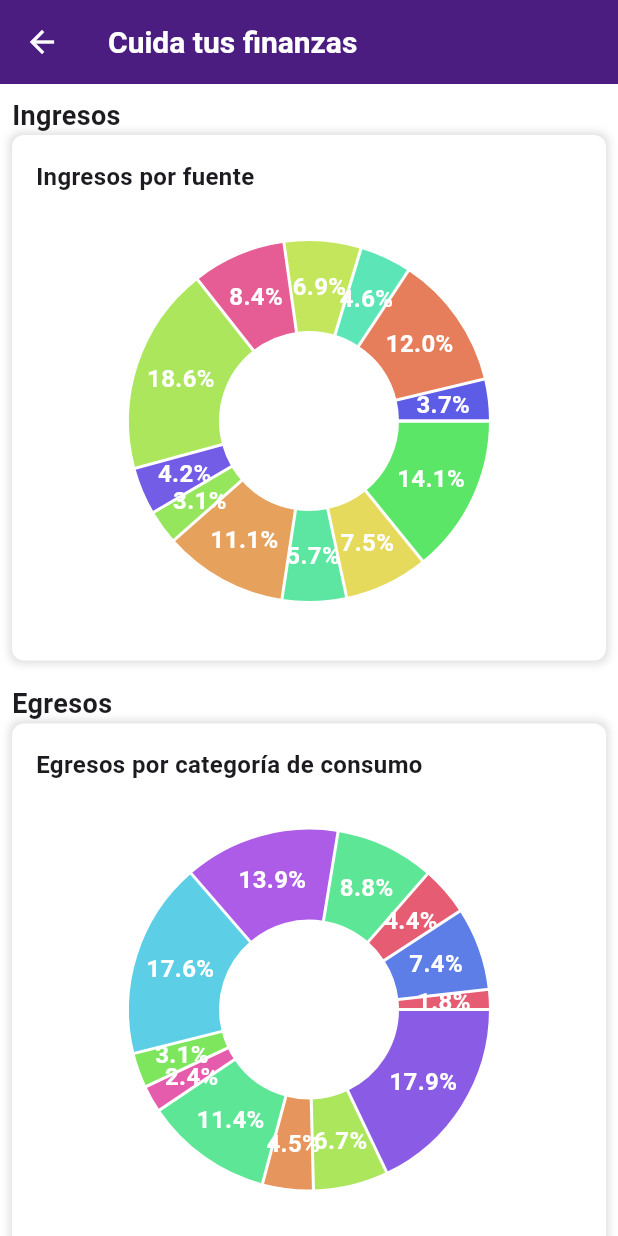
After one commit to DanielAlexander27/hackathon-v2-deuna, a Flutter app: the FinanceAnalysisScreen screen opened by its route, on a phone screen of 412 x 824 dp. The commit adds this screen. Run offline on Flutter 3.47's test engine with Material 3 defaults, Android fonts, the phone set to English and light mode, and no system bars; drawn by our look-alikes of fl_chart; our stand-ins replace flutter_riverpod, go_router, riverpod_annotation; generated files the repository leaves out were written again.

Commit message:
finance Analysis con piecharts

```diff
--- /dev/null
+++ b/lib/prueba.dart
@@ -0,0 +1,9 @@
+import 'dart:convert';
+import 'dart:io';
+
+void main() async {
+  final file = File('lib/assets/userdataonsume.json');
+  final contents = await file.readAsString();
+  final data = jsonDecode(contents);
+  print(data);
+}
--- a/lib/router/app_router/app_router.dart
+++ b/lib/router/app_router/app_router.dart
@@ -64,6 +64,12 @@ GoRouter appRouter(Ref ref) {
                 parentNavigatorKey: rootNavigatorKey,
                 builder: (context, state) => AcademyScreen(),
               ),
+              GoRoute(
+                path: Destinations.financeAnalysis.path,
+                name: Destinations.financeAnalysis.path,
+                parentNavigatorKey: rootNavigatorKey,
+                builder: (context, state) => FinanceAnalysisScreen(),
+              ),
             ],
           ),
           GoRoute(
--- /dev/null
+++ b/lib/ui/screens/finance_analysis/finance_analysis_screen.dart
@@ -0,0 +1,425 @@
+import 'package:flutter/material.dart';
+import 'package:flutter_riverpod/flutter_riverpod.dart';
+import 'package:hackathon_v2_deuna/providers/ui/screens/future_calculator/future_calculator_view_model.dart';
+import 'package:hackathon_v2_deuna/ui/styles/app_colors.dart';
+import 'dart:convert';
+import 'package:fl_chart/fl_chart.dart';
+import 'package:flutter/services.dart';
+
+class FinanceAnalysisScreen extends ConsumerWidget {
+  const FinanceAnalysisScreen({super.key});
+
+  @override
+  Widget build(BuildContext context, WidgetRef ref) {
+    final viewModel = ref.read(futureCalculatorViewModelProvider.notifier);
+    final state = ref.watch(futureCalculatorViewModelProvider);
+
+    return Scaffold(
+      backgroundColor: Colors.white,
+      appBar: AppBar(
+        backgroundColor: AppColors.purple,
+        foregroundColor: Colors.white,
+        title: Text(
+          'Cuida tus finanzas',
+          style: TextStyle(fontWeight: FontWeight.bold, fontSize: 20),
+        ),
+      ),
+      body: SafeArea(
+        child: SingleChildScrollView(
+          child: Column(
+            children: [
+              Padding(
+          padding: const EdgeInsets.all(8.0),
+          child: Column(
+            crossAxisAlignment: CrossAxisAlignment.start,
+            children: [
+              Text(
+                'Ingresos',
+                style: TextStyle(fontSize: 18, fontWeight: FontWeight.bold),
+              ),
+              Container(
+                decoration: BoxDecoration(
+            color: Colors.white,
+            borderRadius: BorderRadius.all(Radius.circular(8)),
+            boxShadow: [
+              BoxShadow(
+                color: Colors.black12,
+                blurRadius: 4,
+                spreadRadius: 2,
+              ),
+            ],
+                ),
+                padding: EdgeInsets.all(16),
+                child: Column(
+            crossAxisAlignment: CrossAxisAlignment.start,
+            children: [
+              Text(
+                'Ingresos por fuente',
+                style: TextStyle(
+                  fontSize: 16,
+                  fontWeight: FontWeight.w600,
+                ),
+              ),
+              SizedBox(height: 8),
+              StatusEarnings(),
+            ],
+                ),
+              )
+            ],
+          ),
+              ),
+              Padding(
+          padding: const EdgeInsets.all(8.0),
+          child: Column(
+            crossAxisAlignment: CrossAxisAlignment.start,
+            children: [
+              Text(
+                'Egresos',
+                style: TextStyle(fontSize: 18, fontWeight: FontWeight.bold),
+              ),
+              Container(
+                decoration: BoxDecoration(
+            color: Colors.white,
+            borderRadius: BorderRadius.all(Radius.circular(8)),
+            boxShadow: [
+              BoxShadow(
+                color: Colors.black12,
+                blurRadius: 4,
+                spreadRadius: 2,
+              ),
+            ],
+                ),
+                padding: EdgeInsets.all(16),
+                child: Column(
+            crossAxisAlignment: CrossAxisAlignment.start,
+            children: [
+              Text(
+                'Egresos por categoría de consumo',
+                style: TextStyle(
+                  fontSize: 16,
+                  fontWeight: FontWeight.w600,
+                ),
+              ),
+              SizedBox(height: 8),
+              StatusConsume(),
+            ],
+                ),
+              ),
+            ],
+          ),
+              ),
+            ],
+          ),
+        ),
+        ),
+      );
+  }
+}
+
+class StatusConsume extends ConsumerWidget {
+  const StatusConsume({Key? key}) : super(key: key);
+
+  @override
+  Widget build(BuildContext context, WidgetRef ref) {
+    final data = ref.watch(userDataConsumeProvider);
+
+    return data.when(
+      data: (consumeData) {
+        final groupedData = _groupDataByCategory(consumeData);
+        final pieChartSections = _generatePieChartSections(
+          context,
+          groupedData,
+        );
+
+        return Padding(
+          padding: const EdgeInsets.all(16.0),
+          child: AspectRatio(
+            aspectRatio: 1.3,
+            child: PieChart(
+              PieChartData(
+                sections: pieChartSections,
+                sectionsSpace: 2,
+                centerSpaceRadius: 60,
+                borderData: FlBorderData(show: false),
+                pieTouchData: PieTouchData(
+                  touchCallback: (FlTouchEvent event, pieTouchResponse) {
+                    if (event is FlTapUpEvent &&
+                        pieTouchResponse != null &&
+                        pieTouchResponse.touchedSection != null) {
+                      final touchedSection = pieTouchResponse.touchedSection!;
+                      final entry = groupedData.entries.elementAt(
+                        touchedSection.touchedSectionIndex,
+                      );
+                      showDialog(
+                        context: context,
+                        builder: (BuildContext context) {
+                          return AlertDialog(
+                            title: Text('Detalle de la categoría'),
+                            content: Text(
+                              'Categoría de consumo: ${entry.key}\nMonto debitado: ${entry.value}',
+                            ),
+                            actions: <Widget>[
+                              TextButton(
+                                child: Text('Cerrar'),
+                                onPressed: () {
+                                  Navigator.of(context).pop();
+                                },
+                              ),
+                            ],
+                          );
+                        },
+                      );
+                    }
+                  },
+                ),
+              ),
+            ),
+          ),
+        );
+      },
+      loading: () => const CircularProgressIndicator(),
+      error: (error, stack) => Text('Error: $error'),
+    );
+  }
+
+  Map<String, double> _groupDataByCategory(List<ConsumeData> data) {
+    final Map<String, double> groupedData = {};
+    for (var item in data) {
+      if (groupedData.containsKey(item.category)) {
+        groupedData[item.category] = groupedData[item.category]! + item.amount;
+      } else {
+        groupedData[item.category] = item.amount;
+      }
+    }
+    return groupedData;
+  }
+
+  List<PieChartSectionData> _generatePieChartSections(
+    BuildContext context,
+    Map<String, double> groupedData,
+  ) {
+    return groupedData.entries.map((entry) {
+      final percentage =
+          (entry.value / groupedData.values.reduce((a, b) => a + b)) * 100;
+      return PieChartSectionData(
+        color: _getColorForCategory(entry.value),
+        value: entry.value,
+        title: '${percentage.toStringAsFixed(1)}%',
+        radius: 60,
+        titleStyle: const TextStyle(
+          fontSize: 16,
+          fontWeight: FontWeight.bold,
+          color: Colors.white,
+        ),
+        badgeWidget: GestureDetector(
+          onTap: () {
+            showDialog(
+              context: context,
+              builder: (BuildContext context) {
+                return AlertDialog(
+                  title: Text('Detalle de la categoría'),
+                  content: Text(
+                    'Categoría de consumo: ${entry.key}\nMonto Debitado: ${entry.value}',
+                  ),
+                  actions: <Widget>[
+                    TextButton(
+                      child: Text('Cerrar'),
+                      onPressed: () {
+                        Navigator.of(context).pop();
+                      },
+                    ),
+                  ],
+                );
+              },
+            );
+          },
+          child: Container(),
+        ),
+      );
+    }).toList();
+  }
+
+  Color _getColorForCategory(double amount) {
+    final hue =
+        (amount * 137.5) %
+        360; // Use golden angle approximation for color distribution
+    return HSVColor.fromAHSV(1.0, hue, 0.6, 0.9).toColor();
+  }
+}
+
+final userDataConsumeProvider = FutureProvider<List<ConsumeData>>((ref) async {
+  final String response = await rootBundle.loadString(
+    'lib/assets/userDataConsume.json',
+  );
+  final List<dynamic> data = json.decode(response);
+  return data.map((json) => ConsumeData.fromJson(json)).toList();
+});
+
+class ConsumeData {
+  final String category;
+  final double amount;
+
+  ConsumeData({required this.category, required this.amount});
+
+  factory ConsumeData.fromJson(Map<String, dynamic> json) {
+    return ConsumeData(
+      category: json['categoría'],
+      amount: json['monto'].toDouble(),
+    );
+  }
+}
+
+class StatusEarnings extends ConsumerWidget {
+  const StatusEarnings({Key? key}) : super(key: key);
+
+  @override
+  Widget build(BuildContext context, WidgetRef ref) {
+    final data = ref.watch(userDataEarningsProvider);
+
+    return data.when(
+      data: (earningsData) {
+        final groupedData = _groupDataByCategory(earningsData);
+        final pieChartSections = _generatePieChartSections(
+          context,
+          groupedData,
+        );
+
+        return Padding(
+          padding: const EdgeInsets.all(16.0),
+          child: AspectRatio(
+            aspectRatio: 1.3,
+            child: PieChart(
+              PieChartData(
+                sections: pieChartSections,
+                sectionsSpace: 2,
+                centerSpaceRadius: 60,
+                borderData: FlBorderData(show: false),
+                pieTouchData: PieTouchData(
+                  touchCallback: (FlTouchEvent event, pieTouchResponse) {
+                    if (event is FlTapUpEvent &&
+                        pieTouchResponse != null &&
+                        pieTouchResponse.touchedSection != null) {
+                      final touchedSection = pieTouchResponse.touchedSection!;
+                      final entry = groupedData.entries.elementAt(
+                        touchedSection.touchedSectionIndex,
+                      );
+                      showDialog(
+                        context: context,
+                        builder: (BuildContext context) {
+                          return AlertDialog(
+                            title: Text('Detalle de la fuente de ingresos'),
+                            content: Text(
+                              'Fuente de ingresos: ${entry.key}\nMonto acreditado: ${entry.value}',
+                            ),
+                            actions: <Widget>[
+                              TextButton(
+                                child: Text('Cerrar'),
+                                onPressed: () {
+                                  Navigator.of(context).pop();
+                                },
+                              ),
+                            ],
+                          );
+                        },
+                      );
+                    }
+                  },
+                ),
+              ),
+            ),
+          ),
+        );
+      },
+      loading: () => const CircularProgressIndicator(),
+      error: (error, stack) => Text('Error: $error'),
+    );
+  }
+
+  Map<String, double> _groupDataByCategory(List<EarningsData> data) {
+    final Map<String, double> groupedData = {};
+    for (var item in data) {
+      if (groupedData.containsKey(item.category)) {
+        groupedData[item.category] = groupedData[item.category]! + item.amount;
+      } else {
+        groupedData[item.category] = item.amount;
+      }
+    }
+    return groupedData;
+  }
+
+  List<PieChartSectionData> _generatePieChartSections(
+    BuildContext context,
+    Map<String, double> groupedData,
+  ) {
+    return groupedData.entries.map((entry) {
+      final percentage =
+          (entry.value / groupedData.values.reduce((a, b) => a + b)) * 100;
+      return PieChartSectionData(
+        color: _getColorForCategory(entry.value),
+        value: entry.value,
+        title: '${percentage.toStringAsFixed(1)}%',
+        radius: 60,
+        titleStyle: const TextStyle(
+          fontSize: 16,
+          fontWeight: FontWeight.bold,
+          color: Colors.white,
+        ),
+        badgeWidget: GestureDetector(
+          onTap: () {
+            showDialog(
+              context: context,
+              builder: (BuildContext context) {
+                return AlertDialog(
+                  title: Text('Detalle de la fuente de ingresos'),
+                  content: Text(
+                    'Fuente de ingresos: ${entry.key}\nMonto acreditado: ${entry.value}',
+                  ),
+                  actions: <Widget>[
+                    TextButton(
+                      child: Text('Cerrar'),
+                      onPressed: () {
+                        Navigator.of(context).pop();
+                      },
+                    ),
+                  ],
+                );
+              },
+            );
+          },
+          child: Container(),
+        ),
+      );
+    }).toList();
+  }
+
+  Color _getColorForCategory(double amount) {
+    final hue =
+        (amount * 137.5) %
+        360; // Use golden angle approximation for color distribution
+    return HSVColor.fromAHSV(1.0, hue, 0.6, 0.9).toColor();
+  }
+}
+
+final userDataEarningsProvider = FutureProvider<List<EarningsData>>((
+  ref,
+) async {
+  final String response = await rootBundle.loadString(
+    'lib/assets/userDataEarnings.json',
+  );
+  final List<dynamic> data = json.decode(response);
+  return data.map((json) => EarningsData.fromJson(json)).toList();
+});
+
+class EarningsData {
+  final String category;
+  final double amount;
+
+  EarningsData({required this.category, required this.amount});
+
+  factory EarningsData.fromJson(Map<String, dynamic> json) {
+    return EarningsData(
+      category: json['fuente'],
+      amount: json['monto'].toDouble(),
+    );
+  }
+}
--- a/lib/ui/screens/screens.dart
+++ b/lib/ui/screens/screens.dart
@@ -2,3 +2,4 @@ export './home/home_screen.dart';
 export './chatbot/chatbot_screen.dart';
 export './future_calculator/future_calculator_screen.dart';
 export './academy/academy_screen.dart';
+export './finance_analysis/finance_analysis_screen.dart';
--- a/lib/ui/views/ponte_pilas/ponte_pilas_view.dart
+++ b/lib/ui/views/ponte_pilas/ponte_pilas_view.dart
@@ -25,7 +25,7 @@ const pontePilasFeatures = [
     description:
         'Analiza tus ingresos y gastos para entender de mejor manera cómo haces uso de tu dinero',
     icon: Icons.query_stats_rounded,
-    destination: Destinations.futureCalculator,
+    destination: Destinations.financeAnalysis,
   ),
   PontePilasFeature(
     title: 'Calculadora del Futuro',
--- a/pubspec.yaml
+++ b/pubspec.yaml
@@ -66,7 +66,9 @@ flutter:
   # included with your application, so that you can use the icons in
   # the material Icons class.
   uses-material-design: true
-
+  assets:
+    - lib/assets/userDataConsume.json
+    - lib/assets/userDataEarnings.json
   # To add assets to your application, add an assets section, like this:
   # assets:
   #   - images/a_dot_burr.jpeg
```
Also changed, not shown: lib/assets/userDataConsume.json (added, +50 -0 lines), lib/assets/userDataEarnings.json (added, +50 -0 lines).
